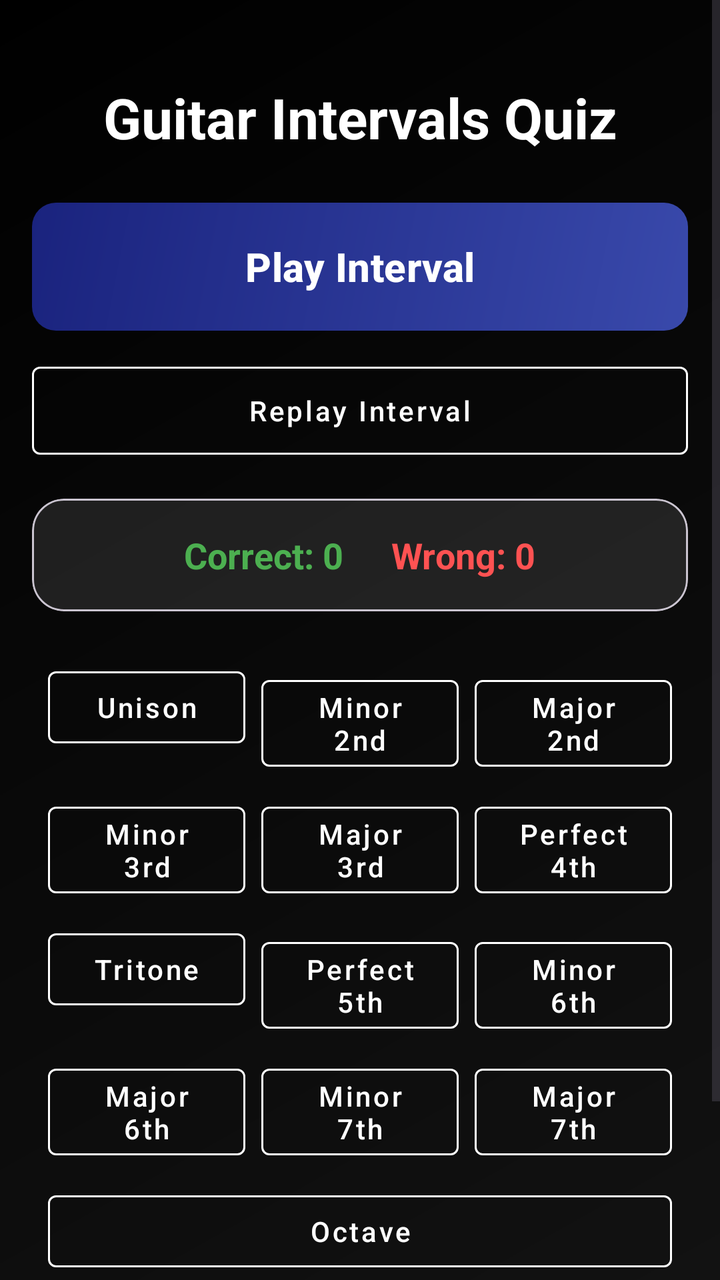
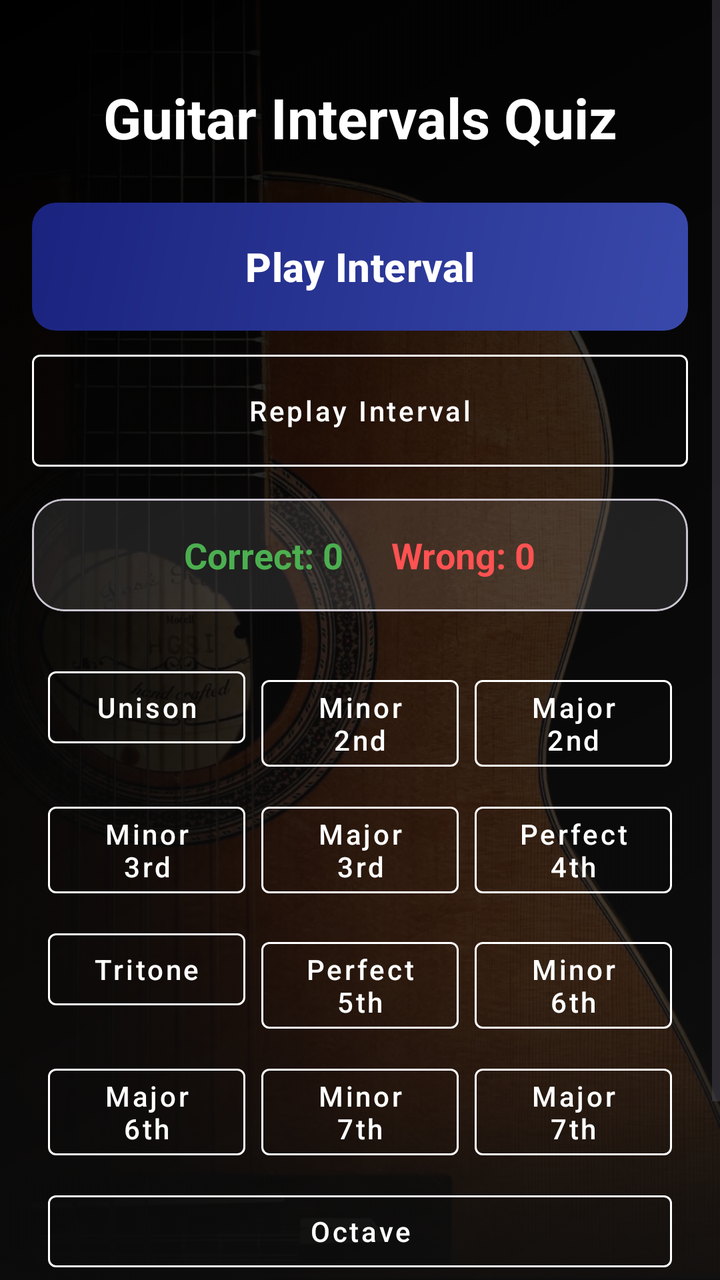

Two renders of the same Android screen: before a commit and after it. Below are the layout's source before the change and the commit's diff.
<!-- AndroidManifest.xml: application theme Theme.GeffenFinalProject -->
<!-- res/layout/activity_user_guitar_intervals_quiz.xml -->
<?xml version="1.0" encoding="utf-8"?>
<androidx.constraintlayout.widget.ConstraintLayout xmlns:android="http://schemas.android.com/apk/res/android"
    xmlns:app="http://schemas.android.com/apk/res-auto"
    xmlns:tools="http://schemas.android.com/tools"
    android:id="@+id/main"
    android:layout_width="match_parent"
    android:layout_height="match_parent"
    android:background="@drawable/main_gradient"
    tools:context=".user_guitar_intervals_quiz">

    <ScrollView
        android:layout_width="match_parent"
        android:layout_height="match_parent"
        android:fillViewport="true">

        <LinearLayout
            android:layout_width="match_parent"
            android:layout_height="wrap_content"
            android:orientation="vertical"
            android:padding="16dp">

            <TextView
                android:layout_width="match_parent"
                android:layout_height="wrap_content"
                android:layout_marginTop="24dp"
                android:layout_marginBottom="24dp"
                android:text="Guitar Intervals Quiz"
                android:textColor="@color/white"
                android:textSize="28sp"
                android:textStyle="bold"
                android:gravity="center" />

            <com.google.android.material.button.MaterialButton
                android:id="@+id/btnPlayInterval"
                android:layout_width="match_parent"
                android:layout_height="64dp"
                android:text="Play Interval"
                android:textColor="@color/white"
                android:background="@drawable/button_primary"
                app:backgroundTint="@null"
                app:cornerRadius="12dp"
                android:textSize="20sp"
                android:textStyle="bold"
                android:layout_marginBottom="12dp"
                android:textAllCaps="false" />

            <com.google.android.material.button.MaterialButton
                android:id="@+id/btnReplayInterval"
                style="@style/Widget.MaterialComponents.Button.OutlinedButton"
                android:layout_width="match_parent"
                android:layout_height="56dp"
                android:layout_marginBottom="16dp"
                android:text="Replay Interval"
                android:textAllCaps="false"
                android:textColor="@color/white"
                app:strokeColor="@color/white" />

            <com.google.android.material.card.MaterialCardView
                android:layout_width="match_parent"
                android:layout_height="wrap_content"
                app:cardBackgroundColor="#1AFFFFFF"
                app:cardCornerRadius="16dp"
                android:layout_marginBottom="16dp"
                app:cardElevation="0dp">

                <LinearLayout
                    android:layout_width="match_parent"
                    android:layout_height="wrap_content"
                    android:gravity="center"
                    android:orientation="horizontal"
                    android:padding="16dp">

                    <TextView
                        android:id="@+id/scoreText"
                        android:layout_width="wrap_content"
                        android:layout_height="wrap_content"
                        android:layout_marginEnd="24dp"
                        android:text="Correct: 0"
                        android:textColor="#4CAF50"
                        android:textSize="18sp"
                        android:textStyle="bold" />

                    <TextView
                        android:id="@+id/wrongText"
                        android:layout_width="wrap_content"
                        android:layout_height="wrap_content"
                        android:text="Wrong: 0"
                        android:textColor="#FF5252"
                        android:textSize="18sp"
                        android:textStyle="bold" />
                </LinearLayout>
            </com.google.android.material.card.MaterialCardView>

            
            <GridLayout
                android:layout_width="match_parent"
                android:layout_height="wrap_content"
                android:columnCount="3"
                android:padding="4dp">

                <com.google.android.material.button.MaterialButton android:id="@+id/btn0" android:layout_width="0dp" android:layout_gravity="fill_horizontal" android:layout_columnWeight="1" android:text="Unison" style="@style/Widget.MaterialComponents.Button.OutlinedButton" android:textColor="@color/white" app:strokeColor="@color/white" android:layout_margin="4dp" android:textAllCaps="false"/>
                <com.google.android.material.button.MaterialButton android:id="@+id/btn1" android:layout_width="0dp" android:layout_gravity="fill_horizontal" android:layout_columnWeight="1" android:text="Minor 2nd" style="@style/Widget.MaterialComponents.Button.OutlinedButton" android:textColor="@color/white" app:strokeColor="@color/white" android:layout_margin="4dp" android:textAllCaps="false"/>
                <com.google.android.material.button.MaterialButton android:id="@+id/btn2" android:layout_width="0dp" android:layout_gravity="fill_horizontal" android:layout_columnWeight="1" android:text="Major 2nd" style="@style/Widget.MaterialComponents.Button.OutlinedButton" android:textColor="@color/white" app:strokeColor="@color/white" android:layout_margin="4dp" android:textAllCaps="false"/>
                <com.google.android.material.button.MaterialButton android:id="@+id/btn3" android:layout_width="0dp" android:layout_gravity="fill_horizontal" android:layout_columnWeight="1" android:text="Minor 3rd" style="@style/Widget.MaterialComponents.Button.OutlinedButton" android:textColor="@color/white" app:strokeColor="@color/white" android:layout_margin="4dp" android:textAllCaps="false"/>
                <com.google.android.material.button.MaterialButton android:id="@+id/btn4" android:layout_width="0dp" android:layout_gravity="fill_horizontal" android:layout_columnWeight="1" android:text="Major 3rd" style="@style/Widget.MaterialComponents.Button.OutlinedButton" android:textColor="@color/white" app:strokeColor="@color/white" android:layout_margin="4dp" android:textAllCaps="false"/>
                <com.google.android.material.button.MaterialButton android:id="@+id/btn5" android:layout_width="0dp" android:layout_gravity="fill_horizontal" android:layout_columnWeight="1" android:text="Perfect 4th" style="@style/Widget.MaterialComponents.Button.OutlinedButton" android:textColor="@color/white" app:strokeColor="@color/white" android:layout_margin="4dp" android:textAllCaps="false"/>
                <com.google.android.material.button.MaterialButton android:id="@+id/btn6" android:layout_width="0dp" android:layout_gravity="fill_horizontal" android:layout_columnWeight="1" android:text="Tritone" style="@style/Widget.MaterialComponents.Button.OutlinedButton" android:textColor="@color/white" app:strokeColor="@color/white" android:layout_margin="4dp" android:textAllCaps="false"/>
                <com.google.android.material.button.MaterialButton android:id="@+id/btn7" android:layout_width="0dp" android:layout_gravity="fill_horizontal" android:layout_columnWeight="1" android:text="Perfect 5th" style="@style/Widget.MaterialComponents.Button.OutlinedButton" android:textColor="@color/white" app:strokeColor="@color/white" android:layout_margin="4dp" android:textAllCaps="false"/>
                <com.google.android.material.button.MaterialButton android:id="@+id/btn8" android:layout_width="0dp" android:layout_gravity="fill_horizontal" android:layout_columnWeight="1" android:text="Minor 6th" style="@style/Widget.MaterialComponents.Button.OutlinedButton" android:textColor="@color/white" app:strokeColor="@color/white" android:layout_margin="4dp" android:textAllCaps="false"/>
                <com.google.android.material.button.MaterialButton android:id="@+id/btn9" android:layout_width="0dp" android:layout_gravity="fill_horizontal" android:layout_columnWeight="1" android:text="Major 6th" style="@style/Widget.MaterialComponents.Button.OutlinedButton" android:textColor="@color/white" app:strokeColor="@color/white" android:layout_margin="4dp" android:textAllCaps="false"/>
                <com.google.android.material.button.MaterialButton android:id="@+id/btn10" android:layout_width="0dp" android:layout_gravity="fill_horizontal" android:layout_columnWeight="1" android:text="Minor 7th" style="@style/Widget.MaterialComponents.Button.OutlinedButton" android:textColor="@color/white" app:strokeColor="@color/white" android:layout_margin="4dp" android:textAllCaps="false"/>
                <com.google.android.material.button.MaterialButton android:id="@+id/btn11" android:layout_width="0dp" android:layout_gravity="fill_horizontal" android:layout_columnWeight="1" android:text="Major 7th" style="@style/Widget.MaterialComponents.Button.OutlinedButton" android:textColor="@color/white" app:strokeColor="@color/white" android:layout_margin="4dp" android:textAllCaps="false"/>
                <com.google.android.material.button.MaterialButton android:id="@+id/btn12" android:layout_width="0dp" android:layout_gravity="fill_horizontal" android:layout_columnWeight="3" android:layout_columnSpan="3" android:text="Octave" style="@style/Widget.MaterialComponents.Button.OutlinedButton" android:textColor="@color/white" app:strokeColor="@color/white" android:layout_margin="4dp" android:textAllCaps="false"/>

            </GridLayout>

            <com.google.android.material.button.MaterialButton
                android:id="@+id/btnStop"
                android:layout_width="match_parent"
                android:layout_height="64dp"
                android:text="Stop Test"
                android:textColor="@color/white"
                android:background="@drawable/button_primary"
                app:backgroundTint="@null"
                app:cornerRadius="12dp"
                android:textSize="20sp"
                android:textStyle="bold"
                android:layout_marginTop="16dp"
                android:textAllCaps="false" />

        </LinearLayout>
    </ScrollView>

</androidx.constraintlayout.widget.ConstraintLayout>
<!-- resources referenced by this layout -->
<resources>
  <color name="white">#FFFFFFFF</color>
  <!-- drawable button_primary (drawable) -->
  <?xml version="1.0" encoding="utf-8"?>
  <ripple xmlns:android="http://schemas.android.com/apk/res/android"
      android:color="#40FFFFFF">
      <item android:drawable="@drawable/button_gradient" />
  </ripple>
  <!-- drawable main_gradient (drawable) -->
  <?xml version="1.0" encoding="utf-8"?>
  <shape xmlns:android="http://schemas.android.com/apk/res/android"
      android:shape="rectangle">
      <gradient
          android:angle="135"
          android:endColor="@color/bg_end"
          android:startColor="@color/bg_start"
          android:type="linear" />
  </shape>
  <style name="Theme.GeffenFinalProject" parent="Base.Theme.GeffenFinalProject" />
  <!-- drawable button_gradient (drawable) -->
  <?xml version="1.0" encoding="utf-8"?>
  <shape xmlns:android="http://schemas.android.com/apk/res/android"
      android:shape="rectangle">
      <gradient
          android:angle="135"
          android:endColor="@color/button_bg_end"
          android:startColor="@color/button_bg_start"
          android:type="linear" />
      <corners android:radius="12dp" />
  </shape>
  <color name="bg_end">#000000</color>
  <color name="bg_start">#121212</color>
  <style name="Base.Theme.GeffenFinalProject" parent="Theme.Material3.DayNight.NoActionBar">
          
          
      </style>
  <color name="button_bg_end">#1A237E</color>
  <color name="button_bg_start">#3949AB</color>
</resources>

<!-- the commit's change to res/layout/activity_user_guitar_intervals_quiz.xml (unified diff, before → after) -->
@@ -7,6 +7,13 @@
     android:layout_height="match_parent"
     android:background="@drawable/main_gradient"
     tools:context=".user_guitar_intervals_quiz">
+
+    <ImageView
+        android:layout_width="match_parent"
+        android:layout_height="match_parent"
+        android:src="@drawable/guitarimage"
+        android:scaleType="centerCrop"
+        android:alpha="0.2" />
 
     <ScrollView
         android:layout_width="match_parent"
@@ -33,10 +40,13 @@
             <com.google.android.material.button.MaterialButton
                 android:id="@+id/btnPlayInterval"
                 android:layout_width="match_parent"
-                android:layout_height="64dp"
+                android:layout_height="wrap_content"
+                android:minHeight="64dp"
                 android:text="Play Interval"
                 android:textColor="@color/white"
                 android:background="@drawable/button_primary"
+                android:insetTop="0dp"
+                android:insetBottom="0dp"
                 app:backgroundTint="@null"
                 app:cornerRadius="12dp"
                 android:textSize="20sp"
@@ -48,11 +58,14 @@
                 android:id="@+id/btnReplayInterval"
                 style="@style/Widget.MaterialComponents.Button.OutlinedButton"
                 android:layout_width="match_parent"
-                android:layout_height="56dp"
+                android:layout_height="wrap_content"
+                android:minHeight="56dp"
                 android:layout_marginBottom="16dp"
                 android:text="Replay Interval"
                 android:textAllCaps="false"
                 android:textColor="@color/white"
+                android:insetTop="0dp"
+                android:insetBottom="0dp"
                 app:strokeColor="@color/white" />
 
             <com.google.android.material.card.MaterialCardView
<!-- resource entries referenced after the edit -->
@@ -7,6 +7,7 @@
       android:color="#40FFFFFF">
       <item android:drawable="@drawable/button_gradient" />
   </ripple>
+  <!-- drawable guitarimage: jpg bitmap (drawable, 106583 bytes) -->
   <!-- drawable main_gradient (drawable) -->
   <?xml version="1.0" encoding="utf-8"?>
   <shape xmlns:android="http://schemas.android.com/apk/res/android"
